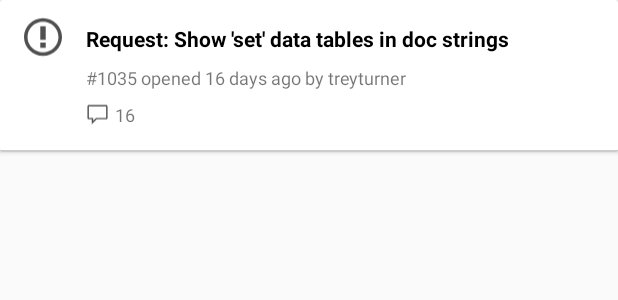
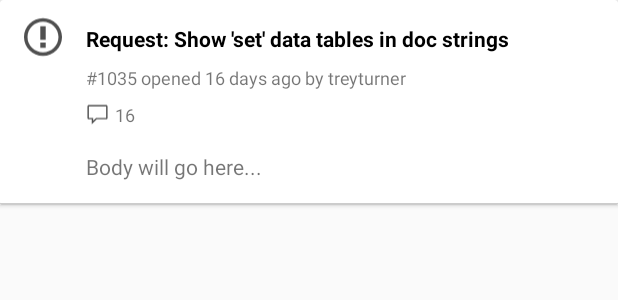
Before and after one commit to august-gruneisen/GitHub-Repo-Browser, an Android app: the layout issue_card_detail.xml on its own in the app's theme, with its tools: preview values and no code run, on a phone screen of 412 x 824 dp. Shown: the top 300 px of the screen. Run offline under Robolectric (Android 15) with nearby library versions, the phone set to English and light mode, and no system bars.

Commit message:
added body section to issue card

```diff
--- a/app/src/main/java/com/augustg/githubrepobrowser/adapters/IssuesAdapter.kt
+++ b/app/src/main/java/com/augustg/githubrepobrowser/adapters/IssuesAdapter.kt
@@ -20,5 +20,6 @@ class IssuesAdapter(
         (view.findViewById<View>(R.id.description_field) as TextView?)?.text = "#${cardContent.number} opened by ${cardContent.user.login}"
         (view.findViewById<View>(R.id.number_field) as TextView?)?.text = "#${cardContent.number}"
         (view.findViewById<View>(R.id.comment_field) as TextView?)?.text = cardContent.commentCount.toString()
+        (view.findViewById<View>(R.id.body_field) as TextView?)?.text = cardContent.body
     }
 }
--- a/app/src/main/res/layout/issue_card_detail.xml
+++ b/app/src/main/res/layout/issue_card_detail.xml
@@ -53,9 +53,7 @@
                 android:id="@+id/details_layout"
                 android:layout_width="wrap_content"
                 android:layout_height="wrap_content"
-                android:layout_marginBottom="8dp"
                 android:visibility="visible"
-                app:layout_constraintBottom_toBottomOf="parent"
                 app:layout_constraintStart_toStartOf="@+id/title_field"
                 app:layout_constraintTop_toBottomOf="@id/description_field">
 
@@ -83,6 +81,33 @@
 
             </androidx.constraintlayout.widget.ConstraintLayout>
 
+            <ScrollView
+                android:id="@+id/scrollView2"
+                android:layout_width="0dp"
+                android:layout_height="wrap_content"
+                android:layout_marginTop="8dp"
+                android:layout_marginEnd="16dp"
+                android:layout_marginBottom="16dp"
+                app:layout_constraintBottom_toBottomOf="@id/bottom_line"
+                app:layout_constraintEnd_toEndOf="@+id/description_field"
+                app:layout_constraintStart_toStartOf="@+id/title_field"
+                app:layout_constraintTop_toBottomOf="@+id/details_layout">
+
+                <LinearLayout
+                    android:layout_width="match_parent"
+                    android:layout_height="wrap_content"
+                    android:orientation="vertical">
+
+                    <TextView
+                        android:id="@+id/body_field"
+                        android:layout_width="wrap_content"
+                        android:layout_height="wrap_content"
+                        tools:text="Body will go here..." />
+
+                </LinearLayout>
+
+            </ScrollView>
+
             <ImageView
                 android:id="@+id/bottom_line"
                 android:layout_width="match_parent"
```
